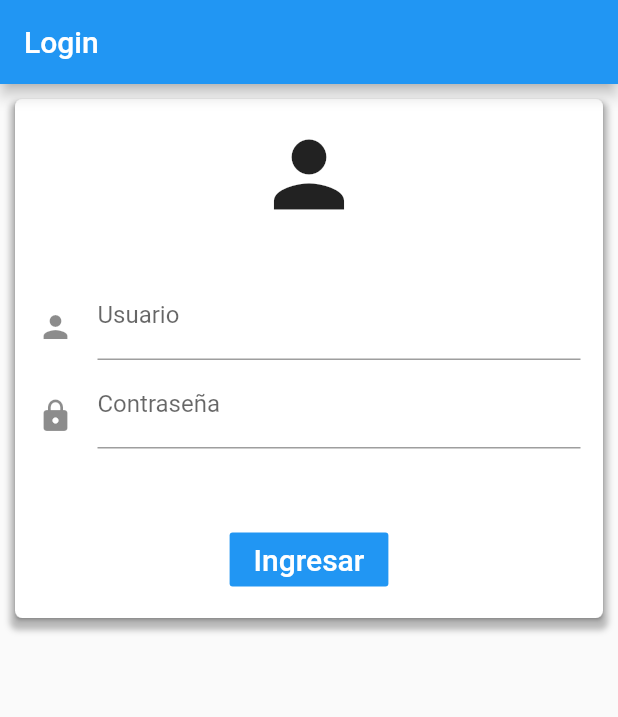
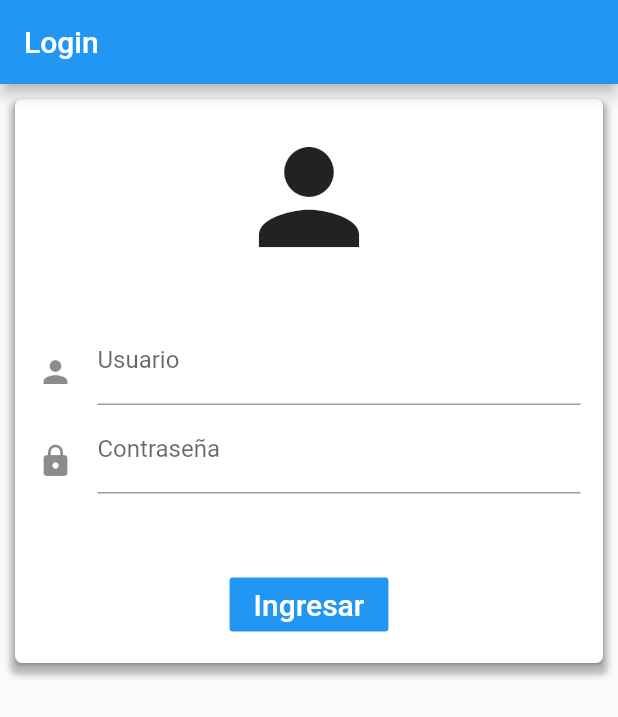
Before and after one commit to ramirezleonel/colectoraAppFlutter, a Flutter app: the screen it shows after launch, on a phone screen of 412 x 824 dp. Shown: the top 717 px of the screen. Run offline on Flutter 3.47's test engine with Material 2 defaults, Android fonts, the phone set to English and light mode, and no system bars.

Commit message:
se cambiaron icons

```diff
--- a/colectoraapp/lib/Widget/ListaDrawer.dart
+++ b/colectoraapp/lib/Widget/ListaDrawer.dart
@@ -9,9 +9,9 @@ class ListaDrawer extends StatelessWidget{
       padding: EdgeInsets.zero,
       children: <Widget>[
         DrawerHeader(
-          child: Image.asset('assets/logo_splash.png',width: 120),
+          child:  Icon( Icons.person , color: Colors.white, size: 100.0),
           decoration: BoxDecoration(
-            color: Colors.blue,
+            color: Colors.grey,
           ),
         ),
         ListTile(
--- a/colectoraapp/lib/screens/login.dart
+++ b/colectoraapp/lib/screens/login.dart
@@ -31,7 +31,7 @@ class Login extends StatelessWidget{
                   ),
                   child:  Column(
                     children: <Widget>[
-                      Icon(Icons.person,size: 70,),
+                      Icon(Icons.person,size: 100.0),
                       Padding(
                         padding:EdgeInsets.only(bottom: 30),
                       ),
--- a/colectoraapp/pubspec.yaml
+++ b/colectoraapp/pubspec.yaml
@@ -45,10 +45,11 @@ flutter:
   uses-material-design: true
 
   # To add assets to your application, add an assets section, like this:
-  # assets:
+  assets:
+    - assets/logo_grande.png
+    - assets/logo_splash.png
   #   - images/a_dot_burr.jpeg
   #   - images/a_dot_ham.jpeg
-
   # An image asset can refer to one or more resolution-specific "variants", see
   # https://flutter.dev/assets-and-images/#resolution-aware.
 
```
Also changed, not shown: 1 other file.
